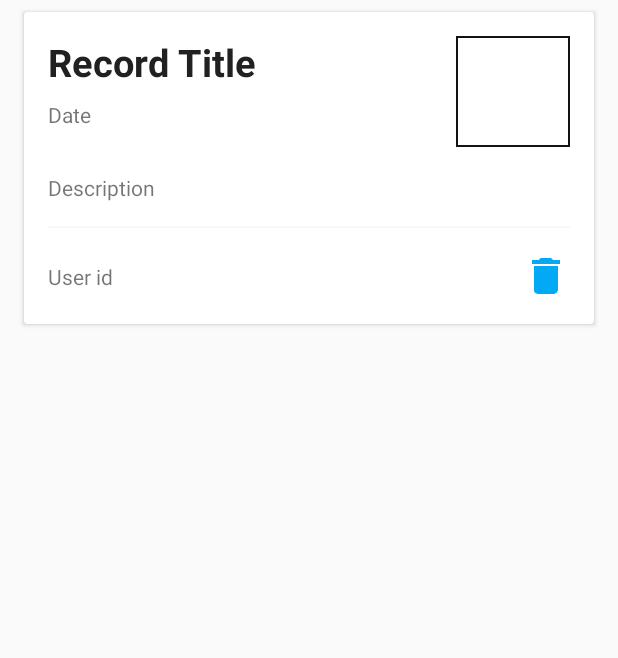
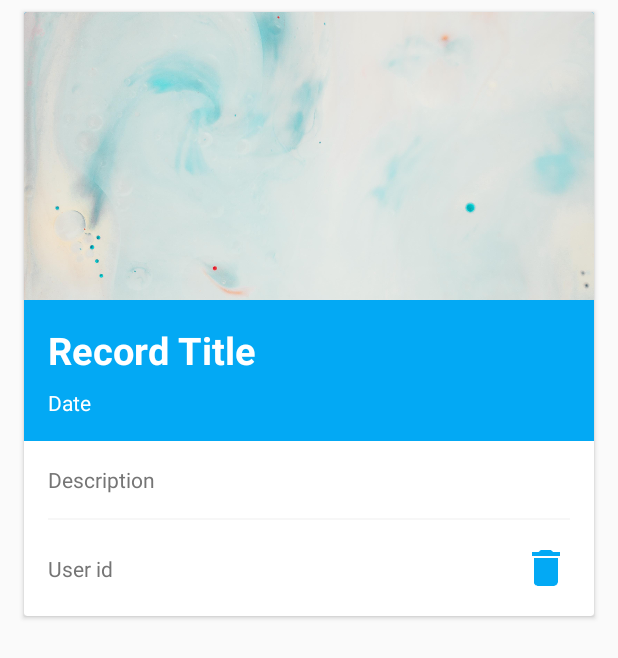
Before and after one commit to CMPUT301F18T18/Health-Detective, an Android app: the layout ind_record_view.xml on its own in the app's theme, with its tools: preview values and no code run, on a phone screen of 412 x 824 dp. Shown: the top 658 px of the screen. Run offline under Robolectric (Android 15) with nearby library versions, the phone set to English and light mode, and no system bars.

Commit message:
Updated record card, to be more material

```diff
--- a/app/src/main/res/layout/ind_record_view.xml
+++ b/app/src/main/res/layout/ind_record_view.xml
@@ -19,6 +19,16 @@
             android:layout_height="match_parent">
 
             <ImageView
+                android:id="@+id/imageView7"
+                android:layout_width="0dp"
+                android:layout_height="0dp"
+                app:layout_constraintBottom_toTopOf="@+id/divider"
+                app:layout_constraintEnd_toEndOf="parent"
+                app:layout_constraintStart_toStartOf="parent"
+                app:layout_constraintTop_toTopOf="@+id/recordImg"
+                app:srcCompat="@color/colorPrimary" />
+
+            <ImageView
                 android:id="@+id/deleteImg"
                 android:layout_width="32dp"
                 android:layout_height="32dp"
@@ -37,26 +47,25 @@
                 android:id="@+id/titleView"
                 android:layout_width="0dp"
                 android:layout_height="wrap_content"
-                android:layout_marginEnd="8dp"
                 android:layout_marginStart="16dp"
                 android:layout_marginTop="16dp"
+                android:layout_marginBottom="8dp"
                 android:text="@string/recTitle"
-                android:textColor="@color/primary_text"
+                android:textColor="@color/icons"
                 android:textSize="25dp"
                 android:textStyle="bold"
-                app:layout_constraintEnd_toStartOf="@+id/recordImg"
+                app:layout_constraintBottom_toTopOf="@+id/recordDate"
                 app:layout_constraintStart_toStartOf="parent"
-                app:layout_constraintTop_toTopOf="parent" />
+                app:layout_constraintTop_toBottomOf="@+id/recordImg" />
 
             <TextView
                 android:id="@+id/recordDate"
                 android:layout_width="0dp"
                 android:layout_height="wrap_content"
-                android:layout_marginEnd="8dp"
                 android:layout_marginStart="16dp"
                 android:layout_marginTop="8dp"
                 android:text="@string/recDate"
-                app:layout_constraintEnd_toStartOf="@+id/recordImg"
+                android:textColor="@color/icons"
                 app:layout_constraintStart_toStartOf="parent"
                 app:layout_constraintTop_toBottomOf="@+id/titleView" />
 
@@ -68,6 +77,7 @@
                 android:layout_marginTop="16dp"
                 android:layout_marginBottom="16dp"
                 android:text="@string/user_id"
+                android:textColor="@color/secondary_text"
                 app:layout_constraintBottom_toBottomOf="parent"
                 app:layout_constraintStart_toStartOf="parent"
                 app:layout_constraintTop_toBottomOf="@+id/divider2" />
@@ -76,31 +86,22 @@
                 android:id="@+id/recordDesc"
                 android:layout_width="0dp"
                 android:layout_height="wrap_content"
-                android:layout_marginEnd="16dp"
                 android:layout_marginStart="16dp"
                 android:layout_marginTop="16dp"
+                android:layout_marginEnd="16dp"
                 android:text="@string/problemDesc"
+                android:textColor="@color/secondary_text"
                 app:layout_constraintEnd_toEndOf="parent"
                 app:layout_constraintStart_toStartOf="parent"
                 app:layout_constraintTop_toBottomOf="@+id/divider" />
-
-            <ImageView
-                android:id="@+id/recordImg"
-                android:layout_width="76dp"
-                android:layout_height="74dp"
-                android:layout_marginEnd="16dp"
-                android:layout_marginTop="16dp"
-                app:layout_constraintEnd_toEndOf="parent"
-                app:layout_constraintTop_toTopOf="parent"
-                app:srcCompat="@drawable/text_border" />
 
             <View
                 android:id="@+id/divider2"
                 android:layout_width="0dp"
                 android:layout_height="1dp"
-                android:layout_marginEnd="16dp"
                 android:layout_marginStart="16dp"
                 android:layout_marginTop="16dp"
+                android:layout_marginEnd="16dp"
                 android:background="?android:attr/listDivider"
                 android:backgroundTint="@color/divider"
                 android:visibility="visible"
@@ -112,8 +113,9 @@
             <View
                 android:id="@+id/divider"
                 android:layout_width="0dp"
-                android:layout_height="1dp"
+                android:layout_height="0dp"
                 android:layout_marginStart="16dp"
+                android:layout_marginTop="16dp"
                 android:layout_marginEnd="16dp"
                 android:background="?android:attr/listDivider"
                 android:backgroundTint="@color/divider"
@@ -121,7 +123,20 @@
                 app:layout_constraintEnd_toEndOf="parent"
                 app:layout_constraintHorizontal_bias="0.0"
                 app:layout_constraintStart_toStartOf="parent"
-                app:layout_constraintTop_toBottomOf="@+id/recordImg" />
+                app:layout_constraintTop_toBottomOf="@+id/recordDate" />
+
+            <ImageView
+                android:id="@+id/recordImg"
+                android:layout_width="0dp"
+                android:layout_height="@android:dimen/thumbnail_height"
+                android:scaleType="centerCrop"
+                android:visibility="visible"
+                app:layout_constraintBottom_toTopOf="@+id/titleView"
+                app:layout_constraintEnd_toEndOf="parent"
+                app:layout_constraintHorizontal_bias="0.5"
+                app:layout_constraintStart_toStartOf="parent"
+                app:layout_constraintTop_toTopOf="parent"
+                app:srcCompat="@drawable/login_background" />
 
         </android.support.constraint.ConstraintLayout>
     </android.support.v7.widget.CardView>
--- a/app/src/main/res/values/colors.xml
+++ b/app/src/main/res/values/colors.xml
@@ -1,6 +1,6 @@
 <?xml version="1.0" encoding="utf-8"?>
 <resources>
-    <color name="colorPrimary">#03A9F4</color>
+    <color name="colorPrimary">#03a9f4</color>
     <color name="colorPrimaryDark">#0288D1</color>
     <color name="colorAccent">#00bcd4</color>
     <color name="border_color">#000000</color>
@@ -13,6 +13,6 @@
     <color name="accent">#00BCD4</color>
     <color name="primary_text">#212121</color>
     <color name="secondary_text">#757575</color>
-    <color name="icons">#FFFFFF</color>
+    <color name="icons">#ffffff</color>
     <color name="divider">#BDBDBD</color>
 </resources>
```
